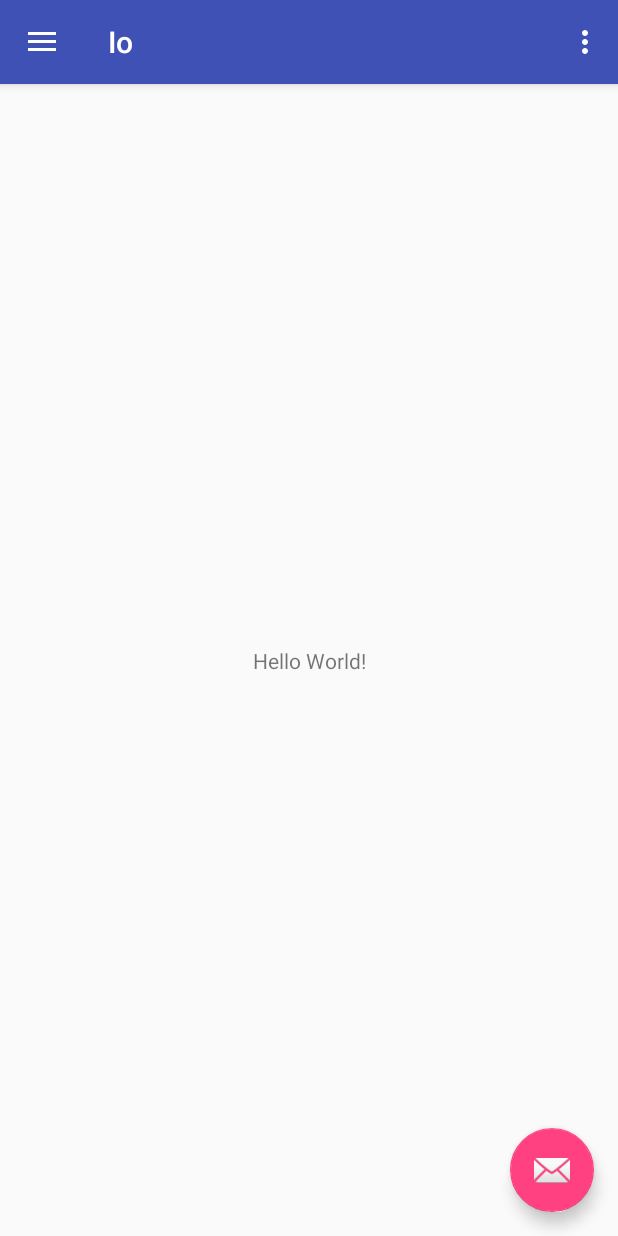
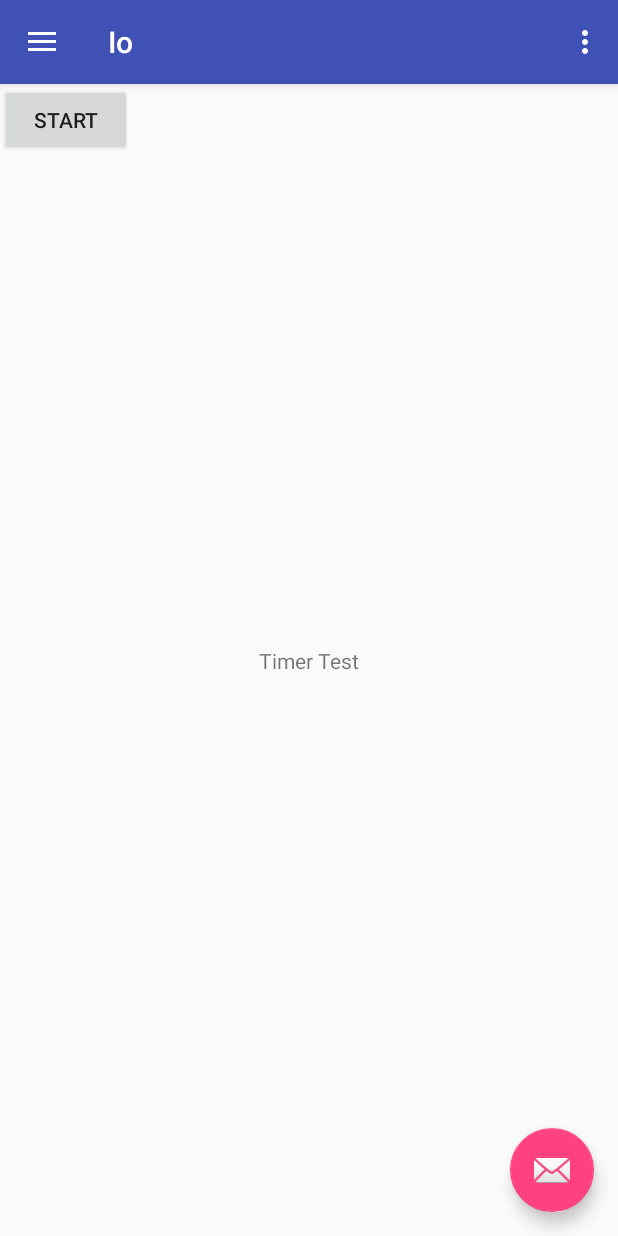
Before and after one commit to eisen1990/attendanceapp, an Android app: the screen it shows after launch (MainActivity), on a phone screen of 412 x 824 dp. Run offline under Robolectric (Android 15) with nearby library versions, the phone set to English and light mode, and no system bars.

Commit message:
Branch 만들기 테스트 Main Activity에 버튼 추가함.

```diff
--- a/app/src/main/java/com/planetory/io/MainActivity.java
+++ b/app/src/main/java/com/planetory/io/MainActivity.java
@@ -12,6 +12,8 @@ import android.support.v7.app.AppCompatActivity;
 import android.support.v7.widget.Toolbar;
 import android.view.Menu;
 import android.view.MenuItem;
+import android.widget.Button;
+import android.widget.Toast;
 
 public class MainActivity extends AppCompatActivity
         implements NavigationView.OnNavigationItemSelectedListener {
@@ -29,6 +31,15 @@ public class MainActivity extends AppCompatActivity
             public void onClick(View view) {
                 Snackbar.make(view, "Replace with your own action", Snackbar.LENGTH_LONG)
                         .setAction("Action", null).show();
+            }
+        });
+
+        Button StartBtn = (Button)  findViewById(R.id.start_btn);
+        StartBtn.setOnClickListener(new View.OnClickListener() {
+            @Override
+            public void onClick(View v) {
+                Toast.makeText(MainActivity.this,"버튼 클릭", Toast.LENGTH_SHORT).show();
+
             }
         });
 
--- a/app/src/main/res/layout/content_main.xml
+++ b/app/src/main/res/layout/content_main.xml
@@ -11,10 +11,16 @@
     <TextView
         android:layout_width="wrap_content"
         android:layout_height="wrap_content"
-        android:text="Hello World!"
+        android:text="Timer Test"
         app:layout_constraintBottom_toBottomOf="parent"
         app:layout_constraintLeft_toLeftOf="parent"
         app:layout_constraintRight_toRightOf="parent"
         app:layout_constraintTop_toTopOf="parent" />
 
+    <Button
+        android:layout_width="wrap_content"
+        android:layout_height="wrap_content"
+        android:id="@+id/start_btn"
+        android:text="start" />
+
 </android.support.constraint.ConstraintLayout>
```
